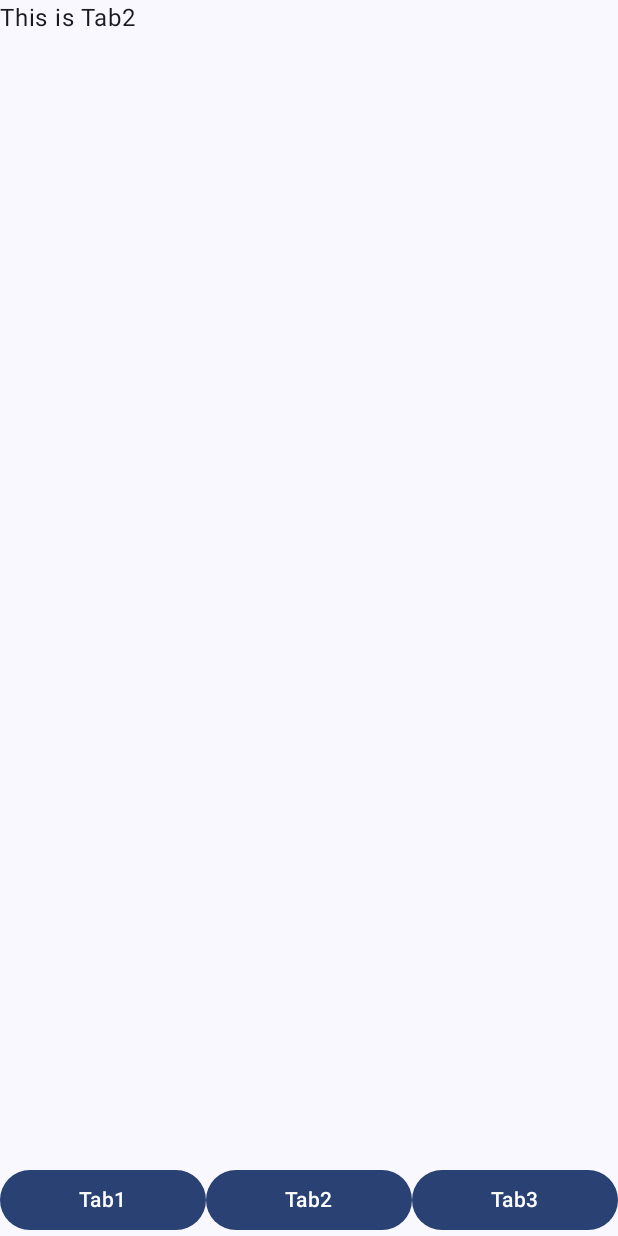
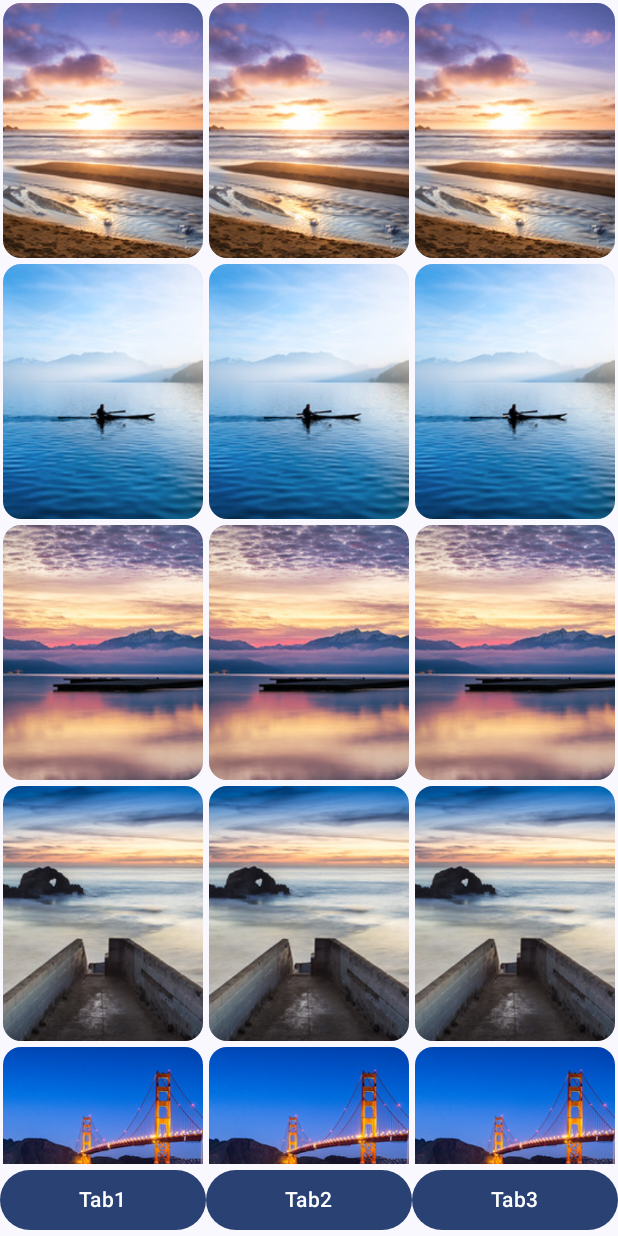
Before and after one commit to Junha-Jang/madcamp-proj1, an Android app built with Jetpack Compose: the screen it shows after launch (MainActivity), after a tap on "Tab2", on a phone screen of 412 x 824 dp. Run offline under Robolectric (Android 15) with nearby library versions, the phone set to English and light mode, and no system bars.

Commit message:
feat(tab2): add model & galleryimagecard

```diff
--- a/app/src/main/java/com/example/madcamp_proj1/Tab2Screen.kt
+++ b/app/src/main/java/com/example/madcamp_proj1/Tab2Screen.kt
@@ -1,20 +1,137 @@
 package com.example.madcamp_proj1
 
-import androidx.compose.material3.Text
+import androidx.compose.foundation.Image
+import androidx.compose.foundation.layout.Column
+import androidx.compose.foundation.layout.Row
+import androidx.compose.foundation.layout.fillMaxWidth
+import androidx.compose.foundation.layout.height
+import androidx.compose.foundation.layout.padding
+import androidx.compose.foundation.lazy.LazyColumn
+import androidx.compose.foundation.lazy.items
+import androidx.compose.material3.Card
 import androidx.compose.runtime.Composable
 import androidx.compose.ui.Modifier
+import androidx.compose.ui.layout.ContentScale
+import androidx.compose.ui.res.painterResource
 import androidx.compose.ui.tooling.preview.Preview
+import androidx.compose.ui.unit.dp
+import com.example.madcamp_proj1.data.Datasource
+import com.example.madcamp_proj1.model.GalleryImage
 
 @Composable
 fun Tab2Screen(modifier: Modifier = Modifier) {
+    /*
     Text(
         text = "This is Tab2",
         modifier = modifier
     )
+    LazyColumn {
+        item { ImageRow() }
+        item { ImageRow() }
+        item { ImageRow() }
+        item { ImageRow() }
+        item { ImageRow() }
+        item { ImageRow() }
+        item { ImageRow() }
+    }
+    */
+
+    GalleryImageList(
+        galleryImageList = Datasource().loadGalleryImages(),
+        modifier = modifier
+    )
+}
+/*
+@Composable
+fun ImageRow(modifier: Modifier = Modifier) {
+    Row {
+        ImageCard(
+            imageResourceId = R.drawable.ic_task_completed,
+            contentDescription = "wow",
+            modifier = Modifier.weight(1f)
+        )
+        ImageCard(
+            imageResourceId = R.drawable.ic_task_completed,
+            contentDescription = "wow",
+            modifier = Modifier.weight(1f)
+        )
+        ImageCard(
+            imageResourceId = R.drawable.ic_task_completed,
+            contentDescription = "wow",
+            modifier = Modifier.weight(1f)
+        )
+    }
 }
 
+@Composable
+fun ImageCard(
+    imageResourceId: Int,
+    contentDescription: String,
+    modifier: Modifier = Modifier
+) {
+    Card(modifier = modifier.padding(8.dp)) {
+        Image(
+            painter = painterResource(imageResourceId),
+            contentDescription = contentDescription,
+            modifier = modifier.padding(8.dp),
+            contentScale = ContentScale.Crop
+        )
+    }
+}
+*/
 @Preview(showBackground = true)
 @Composable
 fun Tab2ScreenPreview() {
     Tab2Screen()
 }
+
+@Composable
+fun GalleryImageCard(galleryImage: GalleryImage, modifier: Modifier = Modifier) {
+    Card(modifier = modifier.padding(2.dp)) {
+        Column {
+            Image(
+                painter = painterResource(galleryImage.imageResourceId),
+                contentDescription = null,//stringResource(galleryImage.stringResourceId),
+                modifier = Modifier
+                    .fillMaxWidth()
+                    .height(170.dp),
+                contentScale = ContentScale.Crop
+            )
+            /*
+            Text(
+                text = stringResource(affirmation.stringResourceId),
+                modifier = Modifier.padding(16.dp),
+                style = MaterialTheme.typography.headlineSmall
+            )
+            */
+        }
+    }
+}
+
+@Composable
+private fun GalleryImageList(galleryImageList: List<GalleryImage>, modifier: Modifier = Modifier) {
+    LazyColumn(modifier = modifier) {
+        items(galleryImageList){ galleryImage ->
+            Row(modifier = Modifier.fillMaxWidth()) {
+                GalleryImageCard(
+                    galleryImage = galleryImage,
+                    modifier = Modifier.weight(1f)
+                )
+                GalleryImageCard(
+                    galleryImage = galleryImage,
+                    modifier = Modifier.weight(1f)
+                )
+                GalleryImageCard(
+                    galleryImage = galleryImage,
+                    modifier = Modifier.weight(1f)
+                )
+            }
+        }
+    }
+}
+
+@Preview
+@Composable
+private fun GalleryCardPreview() {
+    GalleryImageCard(GalleryImage(R.drawable.image1))
+}
--- /dev/null
+++ b/app/src/main/java/com/example/madcamp_proj1/data/Datasource.kt
@@ -0,0 +1,21 @@
+package com.example.madcamp_proj1.data
+
+import com.example.madcamp_proj1.R
+import com.example.madcamp_proj1.model.GalleryImage
+
+class Datasource() {
+    fun loadGalleryImages(): List<GalleryImage> {
+        return listOf<GalleryImage>(
+            GalleryImage(R.drawable.image1),
+            GalleryImage(R.drawable.image2),
+            GalleryImage(R.drawable.image3),
+            GalleryImage(R.drawable.image4),
+            GalleryImage(R.drawable.image5),
+            GalleryImage(R.drawable.image6),
+            GalleryImage(R.drawable.image7),
+            GalleryImage(R.drawable.image8),
+            GalleryImage(R.drawable.image9),
+            GalleryImage(R.drawable.image10)
+        )
+    }
+}
--- /dev/null
+++ b/app/src/main/java/com/example/madcamp_proj1/model/GalleryImage.kt
@@ -0,0 +1,9 @@
+package com.example.madcamp_proj1.model
+
+import androidx.annotation.DrawableRes
+import androidx.annotation.StringRes
+
+data class GalleryImage(
+    @DrawableRes val imageResourceId: Int
+    //@StringRes val stringResourceId: Int
+)
```
Also changed, not shown: app/src/main/res/drawable/ic_task_completed.png (added), app/src/main/res/drawable/image1.jpg (added), app/src/main/res/drawable/image10.jpg (added), app/src/main/res/drawable/image2.jpg (added), app/src/main/res/drawable/image3.jpg (added), app/src/main/res/drawable/image4.jpg (added), app/src/main/res/drawable/image5.jpg (added), app/src/main/res/drawable/image6.jpg (added), app/src/main/res/drawable/image7.jpg (added), app/src/main/res/drawable/image8.jpg (added), app/src/main/res/drawable/image9.jpg (added).
